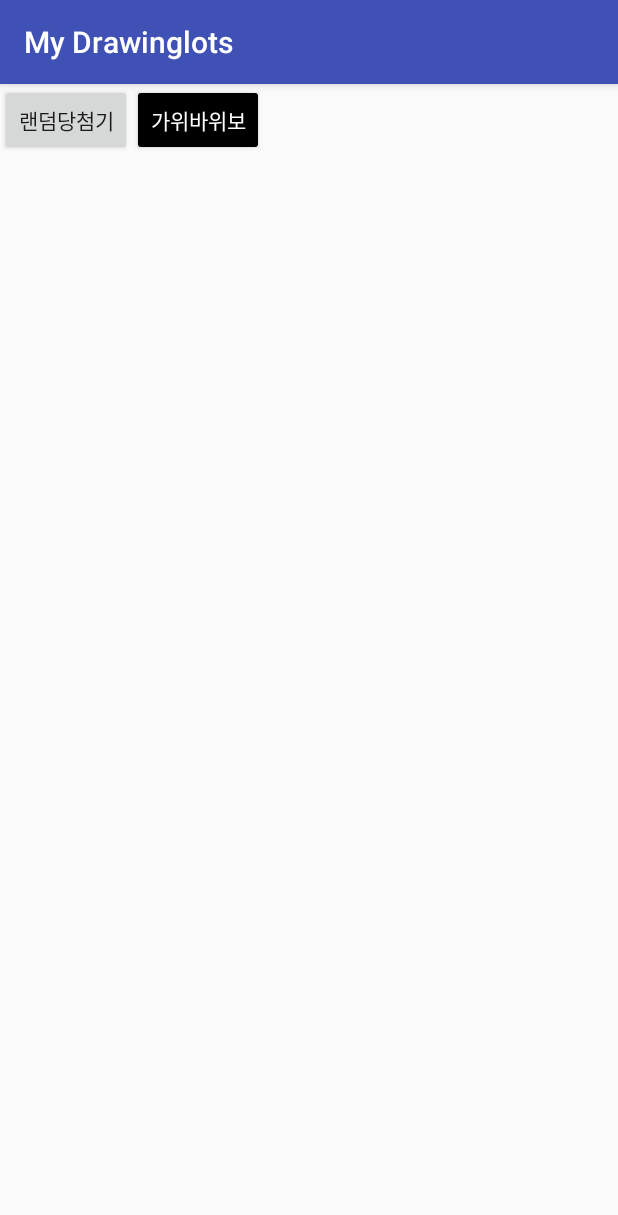
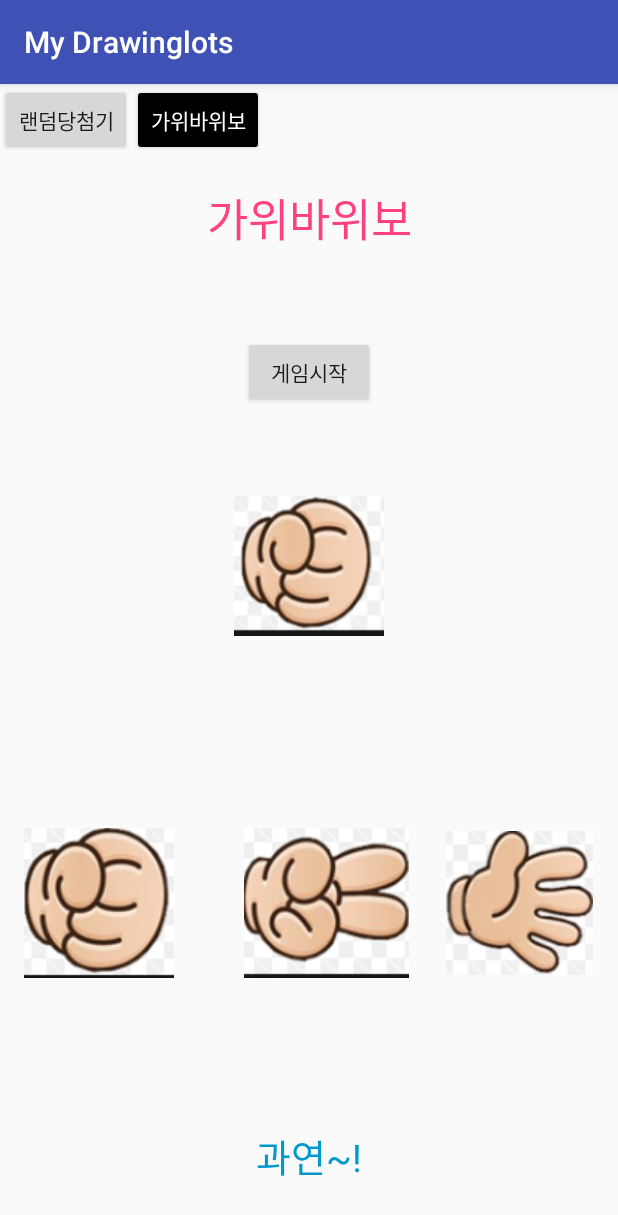
Before and after one commit to Jinyon92/Android_simpleGame, an Android app: the fragment MainRockscissorspaper placed in its activity, on a phone screen of 412 x 824 dp. Shown: the top 1215 px of the screen. Run offline under Robolectric (Android 15) with nearby library versions, the phone set to English and light mode, and no system bars.

Commit message:
5st 가위바위보 finish

```diff
--- a/app/src/main/java/jin/drawinglots/MainFragment.java
+++ b/app/src/main/java/jin/drawinglots/MainFragment.java
@@ -42,9 +42,9 @@ public class MainFragment extends Fragment implements View.OnClickListener {
         imagebutton4 = (ImageButton) rootView.findViewById(R.id.imageButton4);
         imagebutton5 = (ImageButton) rootView.findViewById(R.id.imageButton5);
 
+
         button = (Button) rootView.findViewById(R.id.button);
         result_msg = (TextView) rootView.findViewById(R.id.result_msg);
-        randomNumber = new Random().nextInt(4) + 1;
 
         imagebutton.setOnClickListener(this);
         imagebutton2.setOnClickListener(this);
@@ -52,7 +52,6 @@ public class MainFragment extends Fragment implements View.OnClickListener {
         imagebutton4.setOnClickListener(this);
         imagebutton5.setOnClickListener(this);
         button.setOnClickListener(this);
-
 
         return rootView;
     }
@@ -62,6 +61,7 @@ public class MainFragment extends Fragment implements View.OnClickListener {
     public void onClick(View v) {
         if(radioButton.isChecked()){
             int n = 0;
+            randomNumber = new Random().nextInt(3) + 1;
             imagebutton4.setVisibility(ImageButton.INVISIBLE);
             imagebutton5.setVisibility(ImageButton.INVISIBLE);
             switch (v.getId()) {
@@ -87,13 +87,14 @@ public class MainFragment extends Fragment implements View.OnClickListener {
                 if (randomNumber == n) {
                     result_msg.setText("당첨~!");
                     button.setVisibility(Button.VISIBLE);
-                } else {
+                } else  {
                     result_msg.setText("패스~!");
                 }
             }
         }
         else if (radioButton2.isChecked()) {
             int n = 0;
+            randomNumber = new Random().nextInt(4) + 1;
             imagebutton4.setVisibility(ImageButton.VISIBLE);
             imagebutton5.setVisibility(ImageButton.INVISIBLE);
             switch (v.getId()) {
@@ -128,6 +129,7 @@ public class MainFragment extends Fragment implements View.OnClickListener {
             }
         }else if(radioButton3.isChecked()){
             int n = 0;
+            randomNumber = new Random().nextInt(5) + 1;
             imagebutton4.setVisibility(ImageButton.VISIBLE);
             imagebutton5.setVisibility(ImageButton.VISIBLE);
             switch (v.getId()) {
--- a/app/src/main/java/jin/drawinglots/MainRockscissorspaper.java
+++ b/app/src/main/java/jin/drawinglots/MainRockscissorspaper.java
@@ -2,21 +2,113 @@ package jin.drawinglots;
 
 import android.app.Fragment;
 import android.os.Bundle;
+import android.os.Handler;
 import android.support.annotation.Nullable;
 import android.view.LayoutInflater;
 import android.view.View;
 import android.view.ViewGroup;
+import android.widget.Button;
+import android.widget.ImageButton;
+import android.widget.ImageView;
+import android.widget.TextView;
+
+import java.util.Random;
 
 /**
  * Created by chjh0 on 2017-06-06.
  */
 
-public class MainRockscissorspaper extends Fragment {
+public class MainRockscissorspaper extends Fragment implements View.OnClickListener{
+
+   ImageView[] imgArr = new ImageView[1];
+    int[] imageArray = {R.drawable.rock, R.drawable.scissors,R.drawable.paper};
+    Button startButton;
+    ImageButton rockButton,scissorsButton,paperButton;
+    TextView resultmsg;
+
     @Nullable
     @Override
     public View onCreateView(LayoutInflater inflater, @Nullable ViewGroup container, Bundle savedInstanceState) {
         ViewGroup rootView2 = (ViewGroup) inflater.inflate(R.layout.rockscissorspaper_main, container, false);
 
+       imgArr[0] = (ImageView)rootView2.findViewById(R.id.imgView);
+
+        resultmsg = (TextView)rootView2.findViewById(R.id.resultmsg);
+        rockButton = (ImageButton) rootView2.findViewById(R.id.rockButton);
+        scissorsButton = (ImageButton) rootView2.findViewById(R.id.scissorsButton);
+        paperButton = (ImageButton) rootView2.findViewById(R.id.paperButton);
+        startButton = (Button)rootView2.findViewById(R.id.startButton);
+        startButton.setOnClickListener(this);
+
+        rockButton.setOnClickListener(this);
+        paperButton.setOnClickListener(this);
+        scissorsButton.setOnClickListener(this);
+
         return rootView2;
     }
+
+    int j = 0;
+
+    Handler mHandler = new Handler(){
+        public void handleMessage(android.os.Message msg){
+
+            Random rad = new Random();
+            int i = rad.nextInt(3);
+            j=i;
+
+            imgArr[0].setImageResource(imageArray[i]);
+
+            mHandler.sendEmptyMessageDelayed(0,100);
+        }
+    };
+
+    @Override
+    public void onClick(View v) {
+        int n = Integer.parseInt(v.getTag().toString());
+
+
+        if(n==4){
+            mHandler.sendEmptyMessage(0);
+            startButton.setText("재시작");
+            resultmsg.setText("과연~");
+        }else if (n == 0) {
+            mHandler.removeMessages(0);
+            research_Win(imageArray[j],0);
+        } else if (n == 1) {
+            mHandler.removeMessages(0);
+            research_Win(imageArray[j],1);
+        } else if (n == 2) {
+            mHandler.removeMessages(0);
+            research_Win(imageArray[j],2);
+        }
+    }
+
+    public void research_Win(int computer, int player){
+        if(computer == imageArray[0]){
+            if(player == 0){
+                resultmsg.setText("무승부!");
+            }else if(player == 1){
+                resultmsg.setText("패!");
+            }else if(player == 2){
+                resultmsg.setText("승!");
+            }
+        }else if(computer == imageArray[1]){
+            if(player == 0){
+                resultmsg.setText("승!");
+            }else if(player == 1){
+                resultmsg.setText("무승부!");
+            }else if(player == 2){
+                resultmsg.setText("패!");
+            }
+        }else if(computer == imageArray[2]){
+            if(player == 0){
+                resultmsg.setText("패!");
+            }else if(player == 1){
+                resultmsg.setText("승!");
+            }else if(player == 2){
+                resultmsg.setText("무승부!");
+            }
+        }
+    }
+
 }
--- a/app/src/main/res/layout/rockscissorspaper_main.xml
+++ b/app/src/main/res/layout/rockscissorspaper_main.xml
@@ -1,6 +1,117 @@
 <?xml version="1.0" encoding="utf-8"?>
-<LinearLayout xmlns:android="http://schemas.android.com/apk/res/android"
-    android:orientation="vertical" android:layout_width="match_parent"
-    android:layout_height="match_parent">
+<android.support.constraint.ConstraintLayout xmlns:android="http://schemas.android.com/apk/res/android"
+    xmlns:app="http://schemas.android.com/apk/res-auto"
+    xmlns:tools="http://schemas.android.com/tools"
+    android:layout_width="match_parent"
+    android:layout_height="match_parent"
+    tools:context="jin.drawinglots.MainActivity">
 
-</LinearLayout>
+    <ImageView
+        android:id="@+id/imgView"
+        android:layout_width="100dp"
+        android:layout_height="100dp"
+        android:layout_marginBottom="8dp"
+        android:layout_marginLeft="8dp"
+        android:layout_marginRight="8dp"
+        android:layout_marginTop="8dp"
+        app:layout_constraintBottom_toBottomOf="parent"
+        app:layout_constraintLeft_toLeftOf="parent"
+        app:layout_constraintRight_toRightOf="parent"
+        app:layout_constraintTop_toTopOf="parent"
+        app:layout_constraintVertical_bias="0.356"
+        app:srcCompat="@drawable/rock" />
+
+    <TextView
+        android:id="@+id/textView3"
+        android:layout_width="wrap_content"
+        android:layout_height="wrap_content"
+        android:layout_marginBottom="8dp"
+        android:layout_marginLeft="8dp"
+        android:layout_marginRight="8dp"
+        android:layout_marginTop="8dp"
+        android:text="가위바위보"
+        android:textColor="?android:attr/colorControlActivated"
+        android:textSize="30dp"
+        app:layout_constraintBottom_toBottomOf="parent"
+        app:layout_constraintLeft_toLeftOf="parent"
+        app:layout_constraintRight_toRightOf="parent"
+        app:layout_constraintTop_toTopOf="parent"
+        app:layout_constraintVertical_bias="0.016" />
+
+    <ImageButton
+        android:id="@+id/paperButton"
+        android:layout_width="100dp"
+        android:layout_height="100dp"
+        android:layout_marginBottom="8dp"
+        android:layout_marginRight="16dp"
+        android:layout_marginTop="8dp"
+        android:tag="2"
+        app:layout_constraintBottom_toBottomOf="parent"
+        app:layout_constraintRight_toRightOf="parent"
+        app:layout_constraintTop_toBottomOf="@+id/textView3"
+        app:layout_constraintVertical_bias="0.696"
+        app:srcCompat="@drawable/paper" />
+
+    <ImageButton
+        android:id="@+id/rockButton"
+        android:layout_width="100dp"
+        android:layout_height="100dp"
+        android:layout_marginBottom="8dp"
+        android:layout_marginLeft="16dp"
+        android:layout_marginRight="8dp"
+        android:layout_marginTop="8dp"
+        android:tag="0"
+        app:layout_constraintBottom_toBottomOf="parent"
+        app:layout_constraintHorizontal_bias="0.38"
+        app:layout_constraintLeft_toLeftOf="parent"
+        app:layout_constraintRight_toLeftOf="@+id/imageButton9"
+        app:layout_constraintTop_toBottomOf="@+id/textView3"
+        app:layout_constraintVertical_bias="0.696"
+        app:srcCompat="@drawable/rock" />
+
+    <ImageButton
+        android:id="@+id/scissorsButton"
+        android:layout_width="110dp"
+        android:layout_height="100dp"
+        android:layout_marginBottom="8dp"
+        android:layout_marginRight="8dp"
+        android:layout_marginTop="8dp"
+        android:tag="1"
+        app:layout_constraintBottom_toBottomOf="parent"
+        app:layout_constraintHorizontal_bias="0.913"
+        app:layout_constraintLeft_toLeftOf="parent"
+        app:layout_constraintRight_toLeftOf="@+id/paperButton"
+        app:layout_constraintTop_toBottomOf="@+id/textView3"
+        app:layout_constraintVertical_bias="0.696"
+        app:srcCompat="@drawable/scissors" />
+
+    <Button
+        android:id="@+id/startButton"
+        android:layout_width="wrap_content"
+        android:layout_height="wrap_content"
+        android:layout_marginBottom="8dp"
+        android:layout_marginLeft="8dp"
+        android:layout_marginRight="8dp"
+        android:layout_marginTop="8dp"
+        android:tag="4"
+        android:text="게임시작"
+        app:layout_constraintBottom_toTopOf="@+id/imgView"
+        app:layout_constraintLeft_toLeftOf="parent"
+        app:layout_constraintRight_toRightOf="parent"
+        app:layout_constraintTop_toBottomOf="@+id/textView3" />
+
+    <TextView
+        android:id="@+id/resultmsg"
+        android:layout_width="wrap_content"
+        android:layout_height="wrap_content"
+        android:text="과연~!"
+        android:textColor="@android:color/holo_blue_dark"
+        android:textSize="25dp"
+        app:layout_constraintLeft_toLeftOf="parent"
+        app:layout_constraintRight_toRightOf="parent"
+        app:layout_constraintBottom_toBottomOf="parent"
+        android:layout_marginBottom="34dp"
+        android:layout_marginRight="8dp"
+        android:layout_marginLeft="8dp" />
+
+</android.support.constraint.ConstraintLayout >
```
Also changed, not shown: app/src/main/res/drawable/paper.PNG (added), app/src/main/res/drawable/rock.PNG (added), app/src/main/res/drawable/scissors.PNG (added).
